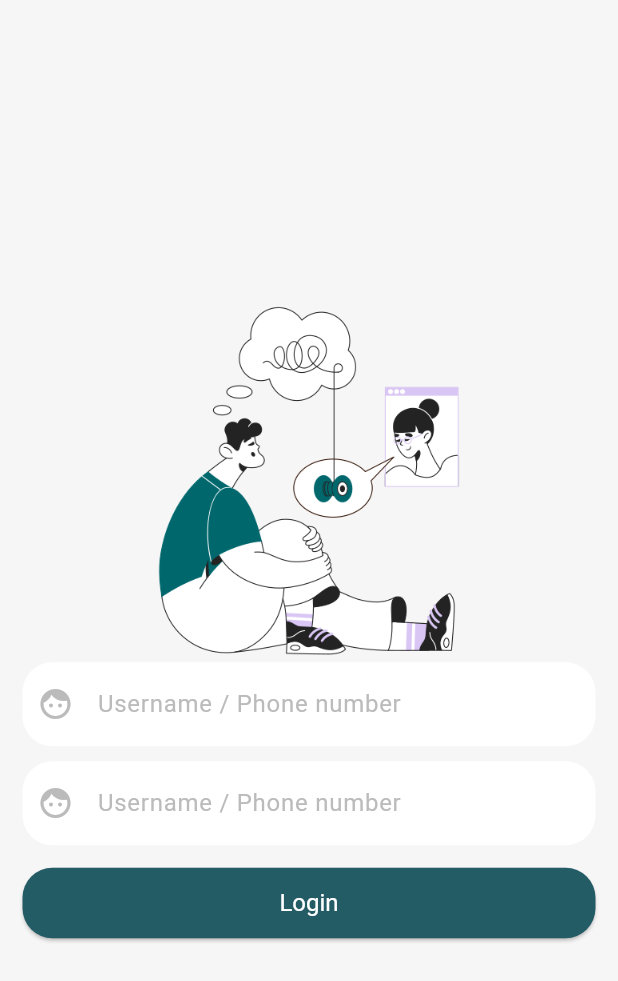
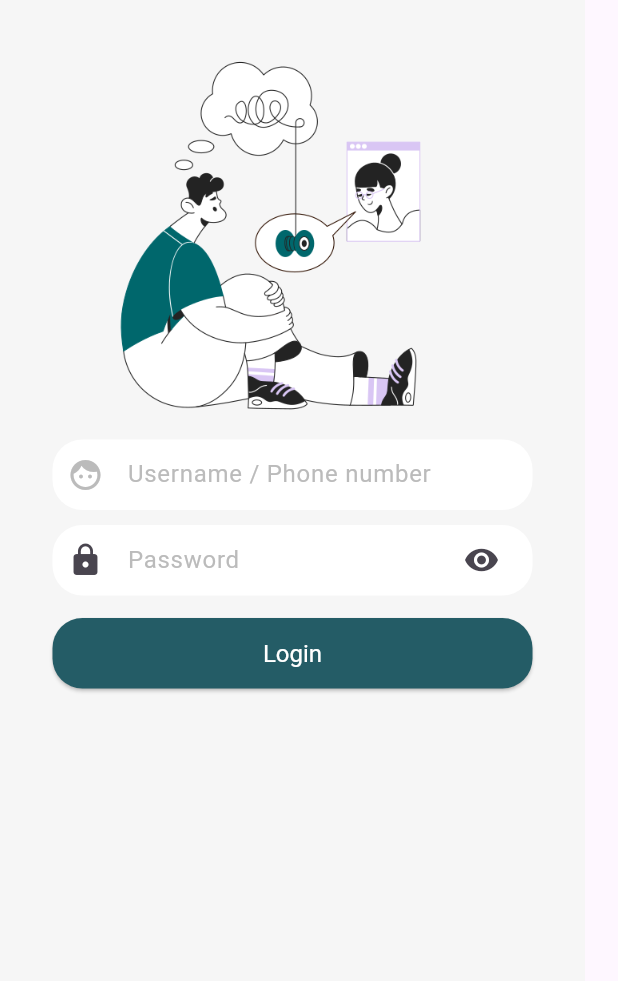
Before and after one commit to bansalritika/LSD, a Flutter app: the screen it shows after launch, on a phone screen of 412 x 824 dp. Shown: the top 981 px of the screen. Run offline on Flutter 3.47's test engine with Material 3 defaults, Android fonts, the phone set to English and light mode, and no system bars.

Commit message:
login page updates

```diff
--- a/lib/screens/login.dart
+++ b/lib/screens/login.dart
@@ -11,6 +11,7 @@ class LoginScreen extends StatelessWidget {
 
     return Scaffold(
       body: Container(
+        padding: EdgeInsets.all(20),
         color: Color.fromRGBO(246, 246, 246, 1),
         child: SafeArea(
           child:Form(
@@ -18,12 +19,16 @@ class LoginScreen extends StatelessWidget {
             child: Padding(
               padding: EdgeInsets.all(15),
             child: Column(
-              mainAxisAlignment: MainAxisAlignment.center,
-              crossAxisAlignment: CrossAxisAlignment.stretch,
+              mainAxisAlignment: MainAxisAlignment.start,
+              crossAxisAlignment: CrossAxisAlignment.start,
+              mainAxisSize: MainAxisSize.max,
               children: [
 
                 Image.asset("assets/images/image.png", height: 243, width: 291, fit: BoxFit.fitHeight,),
+                SizedBox(height: 15,),
                   Container(
+                    height: 47,
+                    width: 320,
                     padding: EdgeInsets.fromLTRB(10, 0,10, 0),
                     decoration: BoxDecoration(
                       color: Color.fromRGBO(255, 255, 255, 1),
@@ -49,6 +54,8 @@ class LoginScreen extends StatelessWidget {
                   ),
 
                   Container(
+                    height: 47,
+                    width: 320,
                     padding: EdgeInsets.fromLTRB(10, 0,10, 0),
                     decoration: BoxDecoration(
                       color: Color.fromRGBO(255, 255, 255, 1),
@@ -56,15 +63,26 @@ class LoginScreen extends StatelessWidget {
                       ),
                     child: TextFormField(
                       decoration: InputDecoration(
-                        icon: Icon(
-                          Icons.face,
-                          color: Color.fromRGBO(187, 187, 187, 1),
-                        ),
+                        icon: Icon(Icons.lock),
+                        suffixIcon: Icon(Icons.remove_red_eye),
+                        // suffixIcon: Row(
+                        //   mainAxisAlignment: MainAxisAlignment.spaceBetween,
+                        //   mainAxisSize: MainAxisSize.min,
+                        //   children: <Widget>[
+                        //     IconButton(icon: Icon(Icons.clear)),
+                        //     IconButton(onPressed: _authBloc.switchObscureTextMode, icon: Icon(snapshot.data ? Icons.visibility: Icons.visibility_off))
+
+                        //   ],
+                        // ) Icon(
+                        //   Icons.password,
+
+                        //   color: Color.fromRGBO(187, 187, 187, 1),
+                        // ),
                         labelStyle: TextStyle(
                           color: Color.fromRGBO(187, 187, 187, 1),
                         ),
                         border: InputBorder.none,
-                        labelText: "Username / Phone number",
+                        labelText: "Password",
                      ),
                   )
                   ),
```
